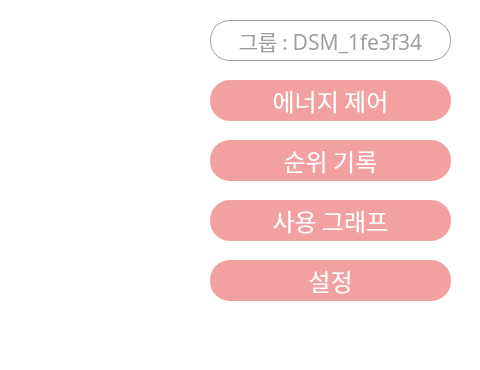
Old version of the form designer/main_energyprotector.ui in the repository dsm-change-maker/energyprotector-raspberrypi-gui; both pictures show x 320 to 800 and y 110 to 480 of the 800 by 480 pixel window.
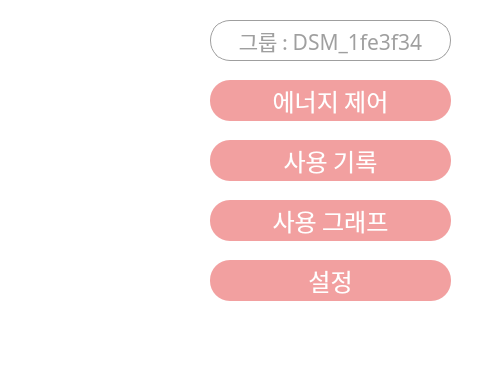
New version of the form. Icons and pictures are not drawn.

```diff
--- a/designer/main_energyprotector.ui
+++ b/designer/main_energyprotector.ui
@@ -89,7 +89,7 @@
 border-radius: 20%;</string>
     </property>
     <property name="text">
-     <string>순위 기록</string>
+     <string>사용 기록</string>
     </property>
    </widget>
    <widget class="QPushButton" name="go_usage_graph_button">
```
